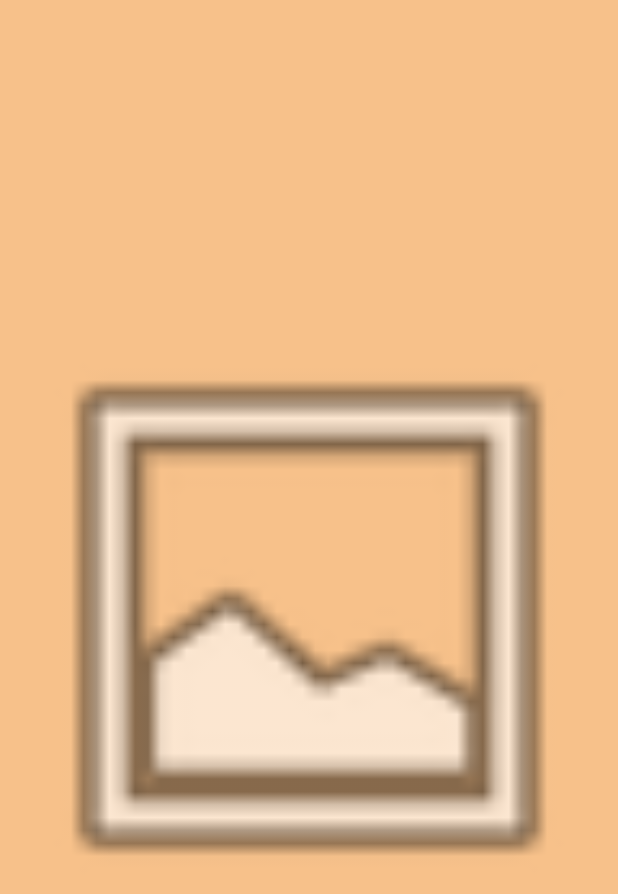
After one commit to lubenard/archeo, an Android app: the layout splash_screen_fragment.xml on its own in the app's theme, with its tools: preview values and no code run, on a phone screen of 412 x 824 dp. The commit adds this screen. Shown: the top 894 px of the screen. Run offline under Robolectric (Android 15) with nearby library versions, the phone set to English and light mode, and no system bars.

Commit message:
MainActivity code has been transfered to his own fragment + color have changed to match new requirements

```diff
--- a/app/src/main/java/com/lubenard/dingos/VideoPlayerFragment.java
+++ b/app/src/main/java/com/lubenard/dingos/VideoPlayerFragment.java
@@ -21,7 +21,7 @@ public class VideoPlayerFragment extends Fragment {
     public View onCreateView(LayoutInflater inflater, ViewGroup container,
                              Bundle savedInstanceState) {
         super.onCreate(savedInstanceState);
-        return inflater.inflate(R.layout.video_player, container, false);
+        return inflater.inflate(R.layout.video_player_fragment, container, false);
     }
 
     @Override
--- a/app/src/main/java/com/lubenard/dingos/WaitScan.java
+++ b/app/src/main/java/com/lubenard/dingos/WaitScan.java
@@ -26,7 +26,7 @@ public class WaitScan extends Fragment {
     public View onCreateView(LayoutInflater inflater, ViewGroup container,
                              Bundle savedInstanceState) {
         super.onCreate(savedInstanceState);
-        return inflater.inflate(R.layout.waiting_for_scan, container, false);
+        return inflater.inflate(R.layout.waiting_for_scan_fragment, container, false);
     }
 
     @Override
--- /dev/null
+++ b/app/src/main/res/layout/splash_screen_fragment.xml
@@ -0,0 +1,16 @@
+<?xml version="1.0" encoding="utf-8"?>
+<LinearLayout
+	xmlns:android="http://schemas.android.com/apk/res/android"
+	xmlns:app="http://schemas.android.com/apk/res-auto"
+	android:layout_width="match_parent"
+	android:layout_height="match_parent"
+	android:orientation="vertical"
+	android:background="#f7c18a">
+
+	<ImageView
+		android:id="@+id/imageView"
+		android:layout_width="match_parent"
+		android:layout_height="match_parent"
+		android:layout_weight="1"
+		app:srcCompat="@android:drawable/ic_menu_gallery" />
+</LinearLayout>
--- a/app/src/main/res/values/colors.xml
+++ b/app/src/main/res/values/colors.xml
@@ -1,6 +1,6 @@
 <?xml version="1.0" encoding="utf-8"?>
 <resources>
-	<color name="colorPrimary">#6200EE</color>
-	<color name="colorPrimaryDark">#3700B3</color>
+	<color name="colorPrimary">#F7C28B</color>
+	<color name="colorPrimaryDark">#A3815E</color>
 	<color name="colorAccent">#03DAC5</color>
 </resources>
--- a/app/src/main/res/values/strings.xml
+++ b/app/src/main/res/values/strings.xml
@@ -13,12 +13,14 @@
     along with this program.  If not, see https://www.gnu.org/licenses/.\n</string>
 
     <string name="menu_about">About</string>
+    <string name="menu_browse_videos">Browse videos</string>
+
     <string name="license_github_link">You can find the whole source code of this app here: https://github.com/lubenard/archeo</string>
     <string name="license_main_license">This app is under GPLv3 Licence.</string>
 
     <string name="bluetooth_list_icon">Bluetooth Icon</string>
 
-    <string name="landing_greeting">Welcome into Ding'os!</string>
+    <string name="landing_greeting">Welcome into Ding\'os!</string>
     <string name="landing_start_session">Start the session!</string>
 
     <string name="quizz_title" translatable="false">Quizz Time !</string>
```
Also changed, not shown: app/src/main/java/com/lubenard/dingos/LandingPageFragment.java (added, +159 -0 lines), app/src/main/java/com/lubenard/dingos/MainActivity.java (+5 -121 lines), app/src/main/res/menu/menu_wait_scan.xml (added, +7 -0 lines), app/src/main/ic_launcher-playstore.png (deleted), app/src/main/ic_launcher_playstore.png (added), app/src/main/res/layout/video_player_fragment.xml (renamed from app/src/main/res/layout/video_player.xml), app/src/main/res/layout/waiting_for_scan_fragment.xml (renamed from app/src/main/res/layout/waiting_for_scan.xml), 1 other file.
